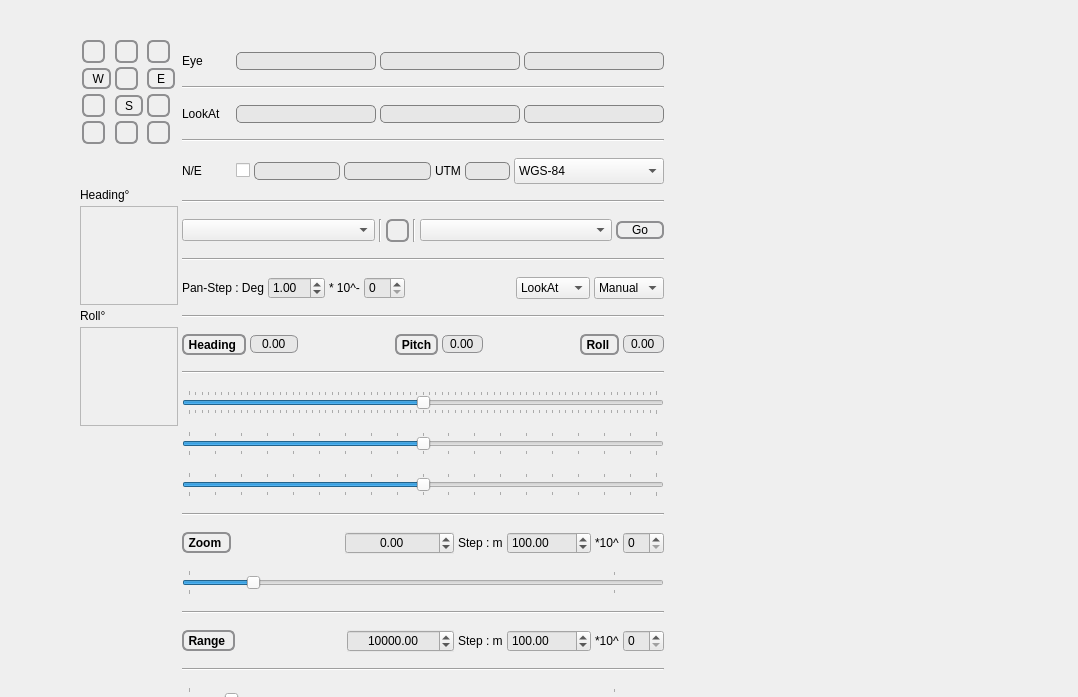
This is ui/navigationwindow.ui in epifanio/planetsasha as Qt 5 draws it before an edit. The edited form follows.
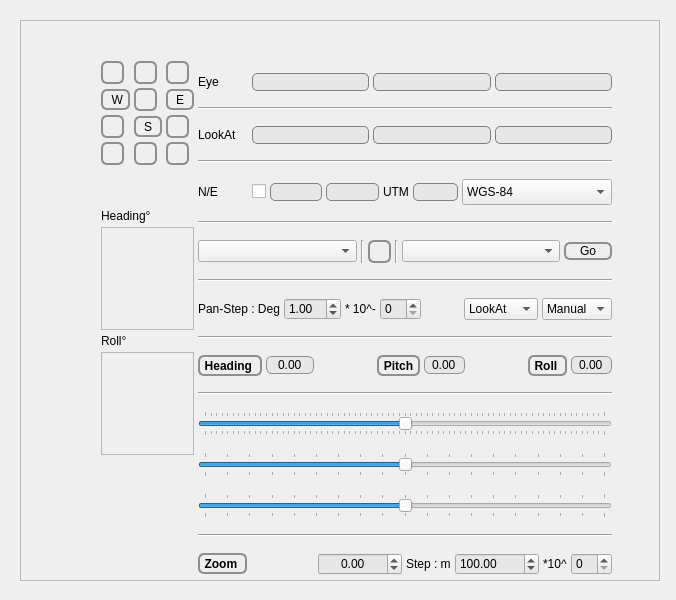
This is the edited form. Icons and pictures are not drawn.

What changed in the file:
```diff
--- a/ui/navigationwindow.ui
+++ b/ui/navigationwindow.ui
@@ -6,26 +6,59 @@
    <rect>
     <x>0</x>
     <y>0</y>
-    <width>1078</width>
-    <height>697</height>
+    <width>676</width>
+    <height>600</height>
    </rect>
   </property>
   <property name="sizePolicy">
-   <sizepolicy hsizetype="Expanding" vsizetype="Expanding">
+   <sizepolicy hsizetype="Maximum" vsizetype="Maximum">
     <horstretch>0</horstretch>
     <verstretch>0</verstretch>
    </sizepolicy>
   </property>
+  <property name="minimumSize">
+   <size>
+    <width>676</width>
+    <height>600</height>
+   </size>
+  </property>
+  <property name="maximumSize">
+   <size>
+    <width>676</width>
+    <height>600</height>
+   </size>
+  </property>
   <property name="windowTitle">
    <string>Navigation</string>
   </property>
+  <widget class="QScrollArea" name="scrollArea">
+   <property name="geometry">
+    <rect>
+     <x>20</x>
+     <y>20</y>
+     <width>640</width>
+     <height>561</height>
+    </rect>
+   </property>
+   <property name="widgetResizable">
+    <bool>true</bool>
+   </property>
+   <widget class="QWidget" name="scrollAreaWidgetContents_5">
+    <property name="geometry">
+     <rect>
+      <x>0</x>
+      <y>0</y>
+      <width>638</width>
+      <height>559</height>
+     </rect>
+    </property>
   <widget class="QWidget" name="verticalLayoutWidget">
    <property name="geometry">
     <rect>
      <x>10</x>
      <y>10</y>
-     <width>684</width>
-     <height>746</height>
+       <width>611</width>
+       <height>754</height>
     </rect>
    </property>
    <layout class="QVBoxLayout" name="verticalLayout_2">
@@ -742,10 +775,9 @@
                <x>0</x>
                <y>0</y>
                <width>91</width>
-               <height>76</height>
-              </rect>
-             </property>
-             <zorder>label_25</zorder>
+                 <height>82</height>
+                </rect>
+               </property>
             </widget>
            </widget>
           </item>
@@ -771,7 +803,7 @@
                <x>0</x>
                <y>0</y>
                <width>91</width>
-               <height>76</height>
+                 <height>82</height>
               </rect>
              </property>
             </widget>
@@ -2160,6 +2192,8 @@
      </layout>
     </item>
    </layout>
+    </widget>
+   </widget>
   </widget>
  </widget>
  <resources>
```
Left out of the diff: 26 changed lines with no effect on the pictures. Lines whose indentation alone changed are shown as unchanged.
